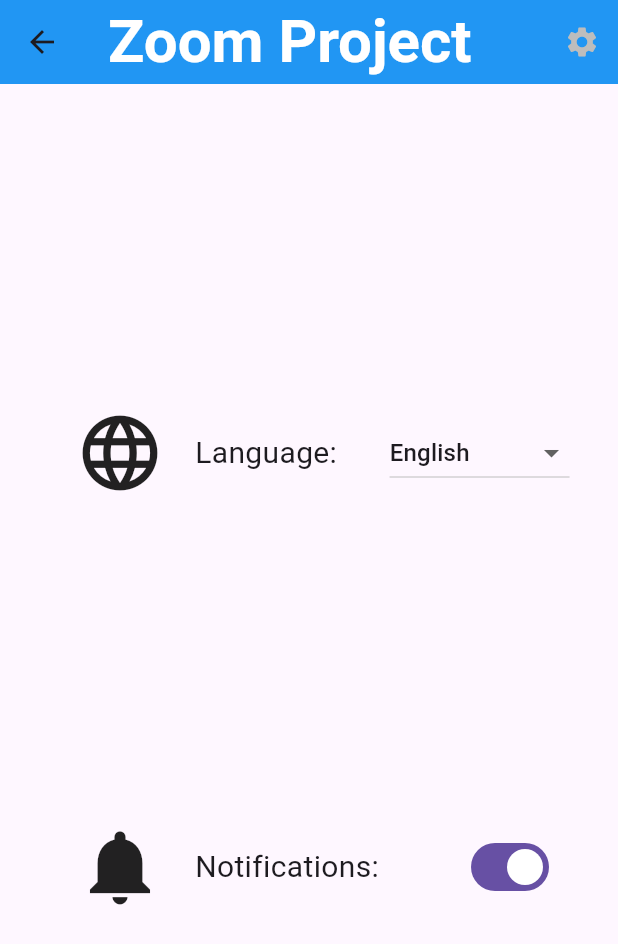
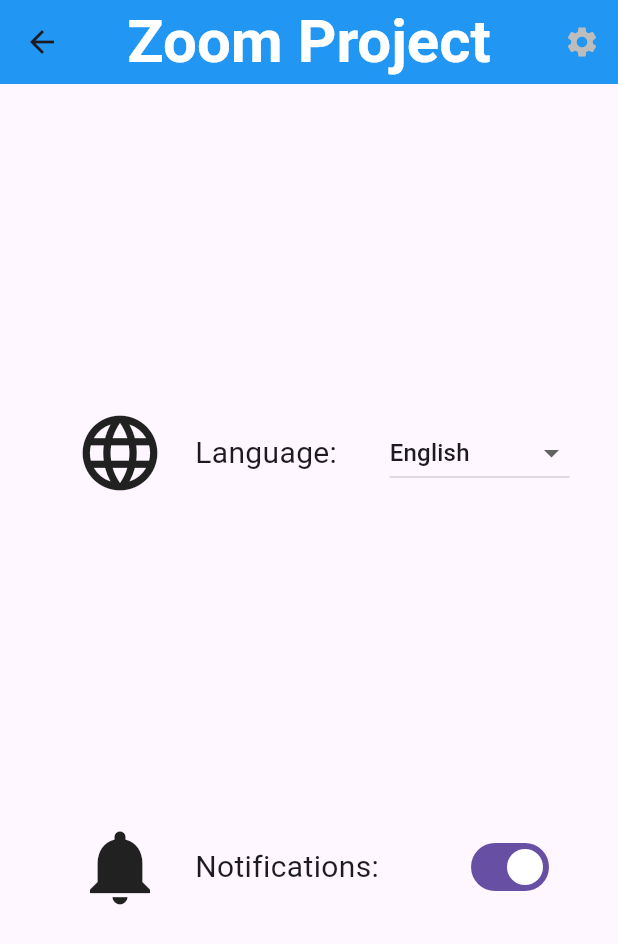
Before and after one commit to Ahmetlrd/zoom_ai_project, a Flutter app: the screen it shows after launch, after a tap on the "settings" icon, on a phone screen of 412 x 824 dp. Shown: the top 944 px of the screen. Run offline on Flutter 3.47's test engine with Material 3 defaults, Android fonts, the phone set to English and light mode, and no system bars; our stand-ins replace app_links, flutter_dotenv, flutter_riverpod, go_router, shared_preferences, webview_flutter; generated files the repository leaves out were written again.

```diff
--- a/flutter_app/lib/features/home/login.dart
+++ b/flutter_app/lib/features/home/login.dart
@@ -3,13 +3,12 @@ import 'dart:async';
 import 'package:flutter/material.dart';
 import 'package:go_router/go_router.dart';
 import 'package:flutter_riverpod/flutter_riverpod.dart';
-import 'package:uni_links/uni_links.dart'; // Deep link yakalamak için
+import 'package:app_links/app_links.dart';
 import 'package:flutter_app/providers/auth_provider.dart'; // Giriş işlemi state yönetimi
 import 'package:url_launcher/url_launcher.dart';
 import 'utility.dart'; // App bar gibi yardımcı şeyleri buradan alıyorum
 import 'package:flutter_gen/gen_l10n/app_localizations.dart';
-
-// Login sayfası stateful widget olarak tanımlı, çünkü deep link stream'i dinleyeceğim
+import 'package:flutter_dotenv/flutter_dotenv.dart';
 class Login extends ConsumerStatefulWidget {
   const Login({super.key});
 
@@ -18,21 +17,19 @@ class Login extends ConsumerStatefulWidget {
 }
 
 class _LoginState extends ConsumerState<Login> {
-  // Zoom'dan geri dönüş URL'sini dinlemek için stream subscription
   StreamSubscription? _sub;
+  late final AppLinks _appLinks; // 🔥 AppLinks nesnesi ekledik
+
   @override
   void initState() {
     super.initState();
 
-    // zoomai://auth-callback?token=... şeklindeki linkleri dinliyorum
-    _sub = uriLinkStream.listen((Uri? uri) {
+    _appLinks = AppLinks(); // 🔥 AppLinks başlattık
+    _sub = _appLinks.uriLinkStream.listen((Uri? uri) {
       if (uri != null && uri.scheme == "zoomai") {
         final token = uri.queryParameters['token'];
         if (token != null) {
-          // Zoom'dan dönen JWT token'ı authProvider'a veriyorum (kullanıcıyı giriş yapmış say)
           ref.read(authProvider.notifier).loginWithToken(token);
-
-          // Token aldıktan sonra anasayfaya yönlendiriyorum
           context.go('/home');
         }
       }
@@ -41,7 +38,6 @@ class _LoginState extends ConsumerState<Login> {
 
   @override
   void dispose() {
-    // Sayfa kapanınca dinlemeyi bırakıyorum
     _sub?.cancel();
     super.dispose();
   }
@@ -61,36 +57,30 @@ class _LoginState extends ConsumerState<Login> {
   Widget build(BuildContext context) {
     var d = AppLocalizations.of(context);
     return Scaffold(
-      appBar:
-          Utility.buildAppBar(context), // Üst bar'ı yardımcı dosyadan çekiyorum
+      appBar: Utility.buildAppBar(context),
       body: Center(
         child: Padding(
           padding: const EdgeInsets.symmetric(horizontal: 32),
           child: Column(
             mainAxisAlignment: MainAxisAlignment.center,
             children: [
-              // Kilit ikonlu görsel
-              const Icon(Icons.lock_outline,
-                  size: 72, color: Colors.blueAccent),
+              const Icon(Icons.lock_outline, size: 72, color: Colors.blueAccent),
               const SizedBox(height: 24),
-              // Başlık
-               Text(
+              Text(
                 d!.welcometext,
                 textAlign: TextAlign.center,
-                style: TextStyle(
+                style: const TextStyle(
                     fontSize: 24,
                     fontWeight: FontWeight.bold,
                     letterSpacing: 1.2),
               ),
               const SizedBox(height: 40),
-              // Zoom login butonu
               SizedBox(
                 width: double.infinity,
                 child: ElevatedButton(
                   onPressed: () {
-                    // Butona basıldığında Zoom login başlatılıyor
                     final zoomLoginUrl =
-                        'https://018b-159-20-69-18.ngrok-free.app/auth/login';
+                        'https://b07d-159-20-69-18.ngrok-free.app/auth/login';
                     launchUrl(Uri.parse(zoomLoginUrl),
                         mode: LaunchMode.externalApplication);
                   },
@@ -100,8 +90,10 @@ class _LoginState extends ConsumerState<Login> {
                     shape: RoundedRectangleBorder(
                         borderRadius: BorderRadius.circular(12)),
                   ),
-                  child:  Text(d!.login,
-                      style: TextStyle(fontSize: 20, color: Colors.white)),
+                  child: Text(
+                    d.login,
+                    style: const TextStyle(fontSize: 20, color: Colors.white),
+                  ),
                 ),
               ),
             ],
--- a/flutter_app/lib/features/home/utility.dart
+++ b/flutter_app/lib/features/home/utility.dart
@@ -7,6 +7,7 @@ class Utility {
     final routeName = ModalRoute.of(context)?.settings.name;
 
     return AppBar(
+      centerTitle: true,
       title: Text(
         "Zoom Project",
         style: TextStyle(
@@ -21,12 +22,11 @@ class Utility {
             Icons.settings,
             color: routeName == '/settings' ? Colors.grey[400] : Colors.white,
           ),
-          onPressed:
-              routeName == '/settings'
-                  ? null
-                  : () {
-                    context.push('/settings');
-                  },
+          onPressed: routeName == '/settings'
+              ? null
+              : () {
+                  context.push('/settings');
+                },
         ),
       ],
       backgroundColor: Colors.blue,
--- a/flutter_app/lib/main.dart
+++ b/flutter_app/lib/main.dart
@@ -1,72 +1,92 @@
 import 'package:flutter/material.dart';
 import 'package:flutter_app/providers/auth_provider.dart';
 import 'package:flutter_app/providers/locale_provider.dart';
+import 'package:flutter_dotenv/flutter_dotenv.dart';
 import 'package:flutter_localizations/flutter_localizations.dart';
 import 'package:flutter_riverpod/flutter_riverpod.dart';
 import 'package:go_router/go_router.dart';
 import 'package:shared_preferences/shared_preferences.dart';
 import 'routes.dart';
-import 'package:uni_links/uni_links.dart';
-import 'package:flutter_riverpod/flutter_riverpod.dart';
-import 'package:uni_links/uni_links.dart';
+import 'package:app_links/app_links.dart';
+import 'package:flutter_gen/gen_l10n/app_localizations.dart';
 import 'dart:async';
-import 'package:flutter_riverpod/flutter_riverpod.dart';
-import 'package:flutter/material.dart';
-import 'package:go_router/go_router.dart';
-import 'package:flutter_gen/gen_l10n/app_localizations.dart';
 
 Future<void> handleIncomingLinks(WidgetRef ref, BuildContext context) async {
-  uriLinkStream.listen((Uri? uri) {
+  final appLinks = AppLinks();
+  appLinks.uriLinkStream.listen((Uri? uri) {
     if (uri != null && uri.scheme == 'zoomai') {
       final token = uri.queryParameters['token'];
       if (token != null) {
         ref.read(authProvider.notifier).loginWithToken(token);
-        context.go('/home'); // başarılı login sonrası yönlendirme
+
+        // router henüz hazır değilse bu hataya düşer
+        Future.delayed(Duration(milliseconds: 100), () {
+          context.go('/home');
+        });
       }
     }
   });
 }
 
+
 void listenForZoomCallback(WidgetRef ref) {
-  uriLinkStream.listen((Uri? uri) {
+  final appLinks = AppLinks();
+
+  appLinks.uriLinkStream.listen((Uri? uri) {
     if (uri != null && uri.scheme == 'zoomai') {
       final token = uri.queryParameters['token'];
       if (token != null) {
-        // ✅ Burada login() veya token saklama işlemini yap
         ref.read(authProvider.notifier).login();
       }
     }
   });
 }
 
-void main() {
+
+void main() async {
+
   runApp(const ProviderScope(child: MyApp()));
 }
 
-class MyApp extends ConsumerWidget {
+
+
+
+class MyApp extends ConsumerStatefulWidget {
   const MyApp({super.key});
 
   @override
-  Widget build(BuildContext context, WidgetRef ref) {
-    // Uygulama açıldığında linkleri dinle
-    handleIncomingLinks(ref, context);
+  ConsumerState<MyApp> createState() => _MyAppState();
+}
 
+class _MyAppState extends ConsumerState<MyApp> {
+  @override
+  void initState() {
+    super.initState();
+    // Build tamamlandıktan sonra çalışsın
+    WidgetsBinding.instance.addPostFrameCallback((_) {
+      handleIncomingLinks(ref, context);
+    });
+  }
+
+  @override
+  Widget build(BuildContext context) {
     final router = ref.watch(routerProvider);
     final locale = ref.watch(localeProvider);
+
     return MaterialApp.router(
-      locale: locale,
+      locale: locale ?? WidgetsBinding.instance.platformDispatcher.locale,
       localizationsDelegates: const [
         AppLocalizations.delegate,
         GlobalWidgetsLocalizations.delegate,
         GlobalMaterialLocalizations.delegate,
         GlobalCupertinoLocalizations.delegate,
-        ],
-        supportedLocales: const[
-          Locale("en",""),
-          Locale("tr",""),
-          Locale("de",""),
-          Locale("fr",""),
-        ],
+      ],
+      supportedLocales: const [
+        Locale("en", ""),
+        Locale("tr", ""),
+        Locale("de", ""),
+        Locale("fr", ""),
+      ],
       routerConfig: router,
     );
   }
--- a/flutter_app/lib/providers/locale_provider.dart
+++ b/flutter_app/lib/providers/locale_provider.dart
@@ -8,14 +8,19 @@ final localeProvider = StateNotifierProvider<LocaleNotifier, Locale?>((ref) {
 
 class LocaleNotifier extends StateNotifier<Locale?> {
   LocaleNotifier() : super(null) {
-    _loadLocale(); // Uygulama açıldığında seçili dili yükle
+    _loadLocale();
   }
 
   Future<void> _loadLocale() async {
     final prefs = await SharedPreferences.getInstance();
     final langCode = prefs.getString('languageCode');
+
     if (langCode != null) {
       state = Locale(langCode);
+    } else {
+      // Eğer kayıtlı bir şey yoksa cihaz dilini al
+      final deviceLocale = WidgetsBinding.instance.platformDispatcher.locale;
+      state = deviceLocale;
     }
   }
 
```
Also changed, not shown: flutter_app/lib/zoom_login_webview.dart (+26 -29 lines), flutter_app/pubspec.yaml (+7 -2 lines), flutter_app/pubspec.lock, 8 other files.
